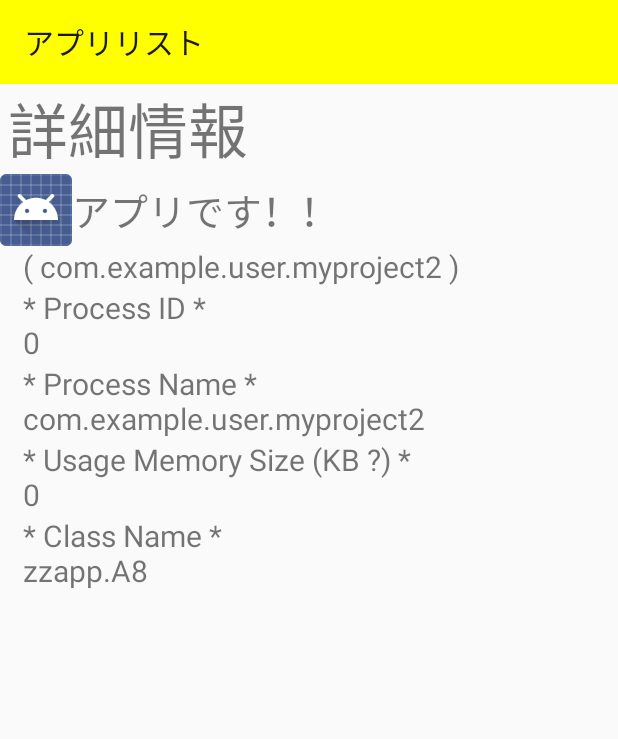
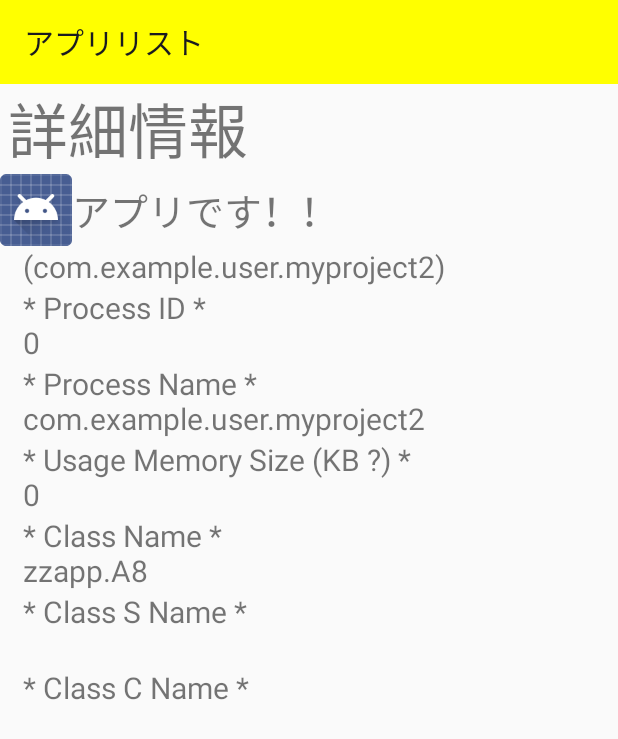
Before and after one commit to gitogitton/MyProject2, an Android app: the screen it shows after launch (MainActivity), after a tap on "アプリです！！", on a phone screen of 412 x 824 dp. Shown: the top 739 px of the screen. Run offline under Robolectric (Android 15) with nearby library versions, the phone set to English and light mode, and no system bars; 3 statements that could not run were skipped.

Commit message:
パッケージの詳細（例：jp.mineo.app.eco）を表示に加えた。

```diff
--- a/app/src/main/java/com/example/user/myproject2/DetailInfo.java
+++ b/app/src/main/java/com/example/user/myproject2/DetailInfo.java
@@ -19,6 +19,24 @@ public class DetailInfo implements Serializable {
     private String mProcessName;
     private String mClassName;
     private String mDetailPkgName;
+    private String mClassSimpleName;
+    private String mClassCanonicalName;
+
+    public String getClassSimpleName() {
+        return mClassSimpleName;
+    }
+
+    public void setClassSimpleName(String classSimpleName) {
+        this.mClassSimpleName = classSimpleName;
+    }
+
+    public String getClassCanonicalName() {
+        return mClassCanonicalName;
+    }
+
+    public void setClassCanonicalName(String classCanonicalName) {
+        this.mClassCanonicalName = classCanonicalName;
+    }
 
     public String getDetailPkgName() {
         return mDetailPkgName;
--- a/app/src/main/java/com/example/user/myproject2/DetailInfoFragment.java
+++ b/app/src/main/java/com/example/user/myproject2/DetailInfoFragment.java
@@ -1,10 +1,6 @@
 package com.example.user.myproject2;
 
 
-import android.app.ActivityManager;
-import android.content.Context;
-import android.content.pm.ApplicationInfo;
-import android.content.pm.PackageManager;
 import android.graphics.drawable.Drawable;
 import android.os.Bundle;
 import android.support.annotation.NonNull;
@@ -37,6 +33,8 @@ public class DetailInfoFragment extends Fragment {
     private String mProcessName;
     private String mClassName;
     private String mPckgDetailName;
+    private String mSimpleClassName;
+    private String mCanonicalClassName;;
 
     public DetailInfoFragment() {
         // Required empty public constructor
@@ -68,10 +66,14 @@ public class DetailInfoFragment extends Fragment {
             mProcessId = detailInfo.getPid();
             mMemoryPss = detailInfo.getPss();
             mProcessName = detailInfo.getProcessName();
+            mPckgDetailName = detailInfo.getDetailPkgName();
             mClassName = detailInfo.getClassName();
-            mPckgDetailName = detailInfo.getDetailPkgName();
-            Log.d( CLASS_NAME, "onCreate() starts. [ mPackageName/mProcessId/mMemoryPss/mProcessName/mPckgDetailName : "+
-                    mPackageName.getText().toString() + "/ "+ mProcessId +" / "+mMemoryPss+" / "+mProcessName+" / "+mClassName+" / "+mPckgDetailName+" ]" );
+            mSimpleClassName = detailInfo.getClassCanonicalName();
+            mCanonicalClassName = detailInfo.getClassCanonicalName();
+            Log.d( CLASS_NAME, "onCreate() [ mPackageName/mProcessId/mMemoryPss/mProcessName/mPckgDetailName"+
+                    mPackageName.getText().toString() + "/ "+ mProcessId +" / "+mMemoryPss+" / "+mProcessName+" ]" );
+            Log.d( CLASS_NAME, "onCreate() [ mClassName/mSimpleClassName/mCanonicalClassName : "+
+                    mClassName+" / "+mSimpleClassName+" / "+mCanonicalClassName+" ]" );
         }
     }
 
@@ -94,7 +96,7 @@ public class DetailInfoFragment extends Fragment {
         textViewName.setCompoundDrawables( icon.get(), null, null, null );
         //package name (detail)
         TextView textViewDetailName = view.findViewById( R.id.pkgName );
-        textViewDetailName.setText( "( "+ mPckgDetailName +" )" );
+        textViewDetailName.setText( "("+ mPckgDetailName +")" );
         //process id
         TextView textViewId = view.findViewById( R.id.pid ); //process id
         textViewId.setText( "* Process ID *\n"+Integer.toString( mProcessId ) );
@@ -107,6 +109,13 @@ public class DetailInfoFragment extends Fragment {
         //class name
         TextView textViewClass = view.findViewById( R.id.class_name );
         textViewClass.setText( "* Class Name *\n"+mClassName );
+        //class simple name
+        TextView textViewSimpleClass = view.findViewById( R.id.class_simpleName );
+        textViewSimpleClass.setText( "* Class S Name *\n" + mSimpleClassName );
+        //class canonical name
+        TextView textViewCanonicalClass = view.findViewById( R.id.class_canonicalName );
+        textViewCanonicalClass.setText( "* Class C Name *\n" + mCanonicalClassName );
+
         super.onViewCreated(view, savedInstanceState);
     }
 }
--- a/app/src/main/java/com/example/user/myproject2/PageFragment_1.java
+++ b/app/src/main/java/com/example/user/myproject2/PageFragment_1.java
@@ -104,11 +104,9 @@ public class PageFragment_1 extends Fragment {
         ActivityManager activityManager = (ActivityManager) context.getSystemService(ACTIVITY_SERVICE);
 
         if (null != activityManager) {
-
             List<ActivityManager.RunningAppProcessInfo> runningApp = activityManager.getRunningAppProcesses();
             PackageManager packageManager = context.getPackageManager();
             Log.d(CLASS_NAME, "running appl count : " + runningApp.size());
-
             if (!runningApp.isEmpty()) {
                 int i = 0;
                 mArrayList.clear();
@@ -136,7 +134,11 @@ public class PageFragment_1 extends Fragment {
                         detailInfo.setPackageName( textView );
                         detailInfo.setPid( app.pid );
                         detailInfo.setProcessName( app.processName );
+
                         detailInfo.setClassName( applicationInfo.className );
+                        detailInfo.setClassSimpleName( "" ); //x
+                        detailInfo.setClassCanonicalName( "" ); //X
+
                         detailInfo.setDetailPkgName( applicationInfo.packageName );
                         Log.d( CLASS_NAME, "packageName : " + textView.getText().toString() );
                         //get memory info
--- a/app/src/main/java/com/example/user/myproject2/PageFragment_2.java
+++ b/app/src/main/java/com/example/user/myproject2/PageFragment_2.java
@@ -103,18 +103,20 @@ public class PageFragment_2 extends Fragment {
         Log.d(CLASS_NAME, "setInstalledProcess() start");
         Context context = this.getContext();
         PackageManager packageManager = context.getPackageManager();
-        List<ApplicationInfo> applicationInfo = packageManager.getInstalledApplications( PackageManager.GET_META_DATA );
+//        List<ApplicationInfo> applicationInfo = packageManager.getInstalledApplications( PackageManager.GET_META_DATA );
+        List<PackageInfo> packageInfo = packageManager.getInstalledPackages( PackageManager.GET_ACTIVITIES | PackageManager.GET_SERVICES );
         mArrayList.clear();
-        for ( ApplicationInfo info : applicationInfo ) {
+//        for ( ApplicationInfo info : applicationInfo ) {
+        for ( PackageInfo info : packageInfo ) {
 
             //set application name.
-            String packageName = (String)packageManager.getApplicationLabel( info );
+            String packageName = packageManager.getApplicationLabel( info.applicationInfo ).toString();
             TextView textView = new TextView( context );
             textView.setText( packageName );
 
             //set icon.
             AtomicReference<Drawable> icon = new AtomicReference<>();
-            Drawable applicationIcon = packageManager.getApplicationIcon( info );
+            Drawable applicationIcon = packageManager.getApplicationIcon( info.applicationInfo );
             icon.set( applicationIcon );
             //ICONの表示位置を設定 (引数：座標 x, 座標 y, 幅, 高さ)
 //                                Log.d(CLASS_NAME, "size of icon (w/h) : "+icon.get().getIntrinsicWidth()+" / "+icon.get().getIntrinsicHeight());
@@ -127,11 +129,16 @@ public class PageFragment_2 extends Fragment {
             DetailInfo detailInfo = new DetailInfo();
             detailInfo.setPackageName( textView );
             detailInfo.setPid( 0 );
-            detailInfo.setProcessName( "(this is installed apl list." );
-            detailInfo.setClassName( info.className );
+            detailInfo.setProcessName( "   - out of scope -" );
+            if( packageManager.getLaunchIntentForPackage( info.packageName) != null ) {
+                String className = packageManager.getLaunchIntentForPackage( info.packageName ).getComponent().getClassName();
+                detailInfo.setClassName(className);
+            }
+            else {
+                detailInfo.setClassName( "   - not launcher package -" );
+            }
             detailInfo.setPss( 0 );
             detailInfo.setDetailPkgName( info.packageName );
-            Log.d( CLASS_NAME, "packageName / className : " + textView.getText().toString() + " / " + info.className );
             mArrayList.add( detailInfo );
         } //for (applicationInfo)
     }
--- a/app/src/main/res/layout/fragment_detail_info.xml
+++ b/app/src/main/res/layout/fragment_detail_info.xml
@@ -68,4 +68,22 @@
         android:paddingEnd="5sp"
         android:text="@string/error" />
 
+    <TextView
+        android:id="@+id/class_simpleName"
+        android:layout_width="match_parent"
+        android:layout_height="wrap_content"
+        android:textSize="20sp"
+        android:paddingStart="15sp"
+        android:paddingEnd="5sp"
+        android:text="@string/error" />
+
+    <TextView
+        android:id="@+id/class_canonicalName"
+        android:layout_width="match_parent"
+        android:layout_height="wrap_content"
+        android:textSize="20sp"
+        android:paddingStart="15sp"
+        android:paddingEnd="5sp"
+        android:text="@string/error" />
+
 </LinearLayout>
--- a/app/src/main/res/values/strings.xml
+++ b/app/src/main/res/values/strings.xml
@@ -7,5 +7,5 @@
 
     <string name="hello_blank_fragment">Hello blank fragment</string>
     <string name="No_Data">データがありません。</string>
-    <string name="error">error happened !!</string>
+    <string name="error">--------------------</string>
 </resources>
```
